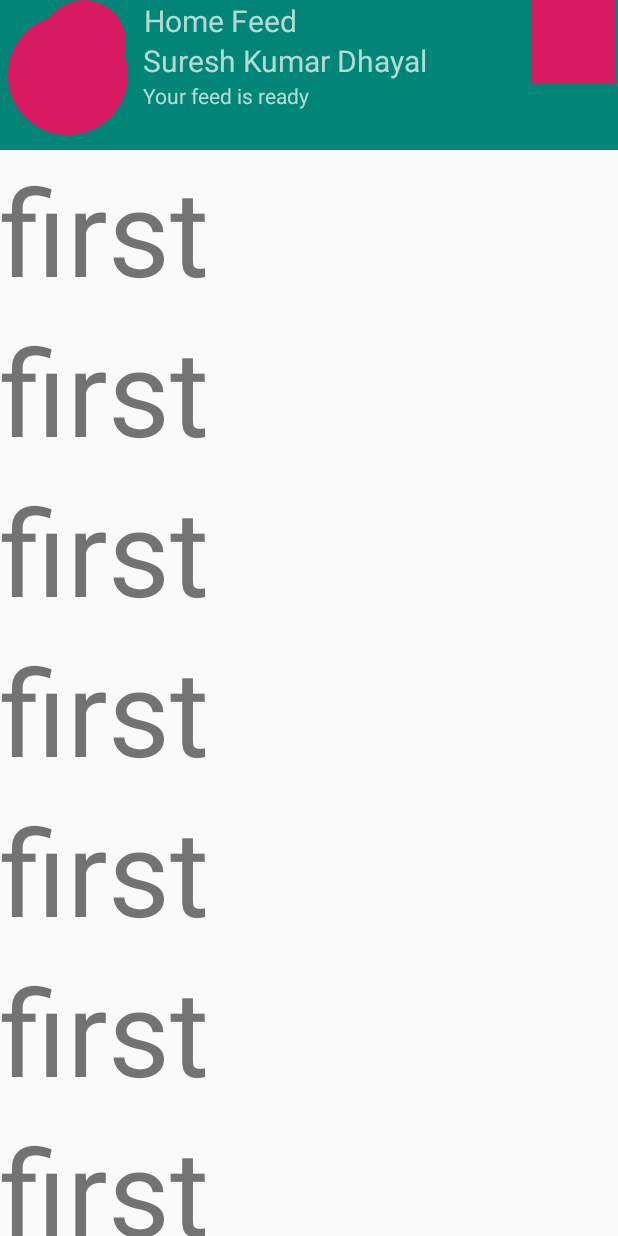
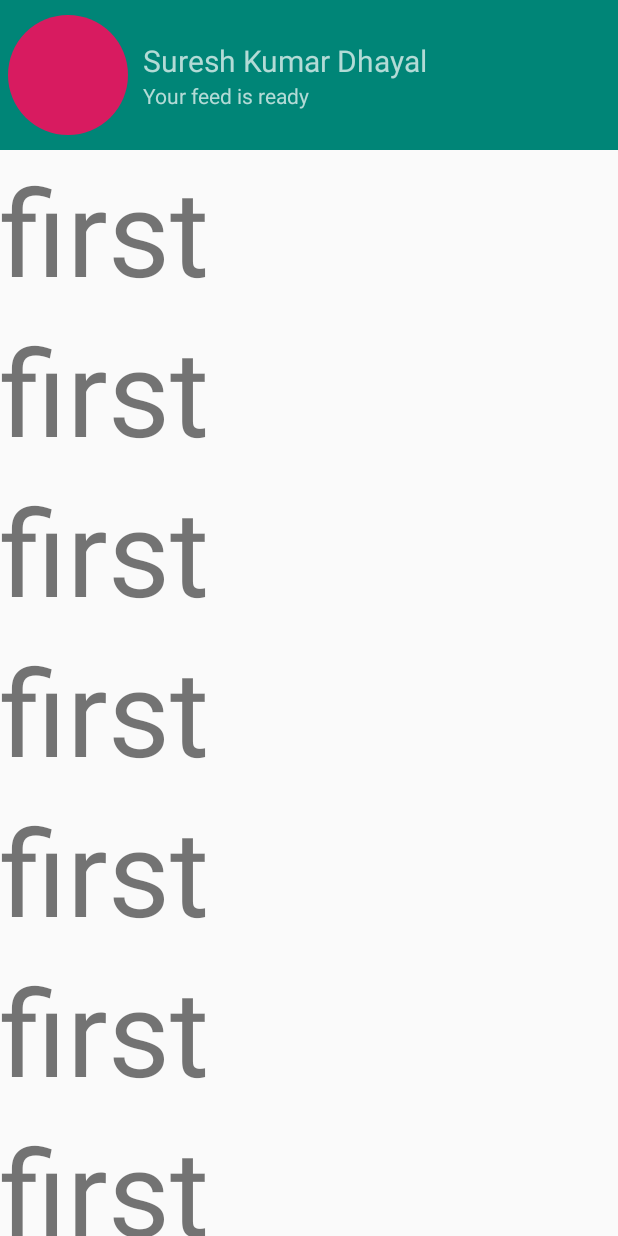
Before and after one commit to skd060/GyanAppAssignment, an Android app: the screen it shows after launch (MainActivity), on a phone screen of 412 x 824 dp. Run offline under Robolectric (Android 15) with nearby library versions, the phone set to English and light mode, and no system bars.

Commit message:
Update MainActivity.java

```diff
--- a/GyanApp/app/src/main/java/com/example/gyanapp/MainActivity.java
+++ b/GyanApp/app/src/main/java/com/example/gyanapp/MainActivity.java
@@ -1,13 +1,80 @@
 package com.example.gyanapp;
 
+import android.animation.Animator;
+import android.support.design.widget.AppBarLayout;
 import android.support.v7.app.AppCompatActivity;
 import android.os.Bundle;
+import android.support.v7.widget.Toolbar;
+import android.util.Log;
+import android.view.View;
+import android.view.animation.AccelerateInterpolator;
+import android.view.animation.DecelerateInterpolator;
+import android.view.animation.Interpolator;
 
-public class MainActivity extends AppCompatActivity {
+public class MainActivity extends AppCompatActivity implements AppBarLayout.OnOffsetChangedListener{
+    private AppBarLayout mAppBarLayout;
+    private Toolbar mToolBar;
 
     @Override
     protected void onCreate(Bundle savedInstanceState) {
         super.onCreate(savedInstanceState);
         setContentView(R.layout.activity_main);
+        mAppBarLayout = findViewById(R.id.app_bar_layout);
+        mToolBar = findViewById(R.id.toolbar);
+        mToolBar.setAlpha(0.0f);
+        mAppBarLayout.addOnOffsetChangedListener(this);
+    }
+
+    @Override
+    public void onOffsetChanged(AppBarLayout appBarLayout, int offset) {
+        if(offset == 0){
+            mToolBar.animate().alpha(0.0f).setInterpolator(new AccelerateInterpolator())
+                    .setListener(new Animator.AnimatorListener() {
+                        @Override
+                        public void onAnimationStart(Animator animation) {
+
+                        }
+
+                        @Override
+                        public void onAnimationEnd(Animator animation) {
+                            mToolBar.setVisibility(View.GONE);
+                        }
+
+                        @Override
+                        public void onAnimationCancel(Animator animation) {
+
+                        }
+
+                        @Override
+                        public void onAnimationRepeat(Animator animation) {
+
+                        }
+                    });
+        }
+        else{
+            Log.d("GyanApp","offset "+offset);
+            mToolBar.animate().alpha(1.0f).setInterpolator(new DecelerateInterpolator())
+            .setListener(new Animator.AnimatorListener() {
+                @Override
+                public void onAnimationStart(Animator animation) {
+                    Log.d("GyanApp","Animation started");
+                }
+
+                @Override
+                public void onAnimationEnd(Animator animation) {
+                    mToolBar.setVisibility(View.VISIBLE);
+                }
+
+                @Override
+                public void onAnimationCancel(Animator animation) {
+
+                }
+
+                @Override
+                public void onAnimationRepeat(Animator animation) {
+
+                }
+            });
+        }
     }
 }
```
